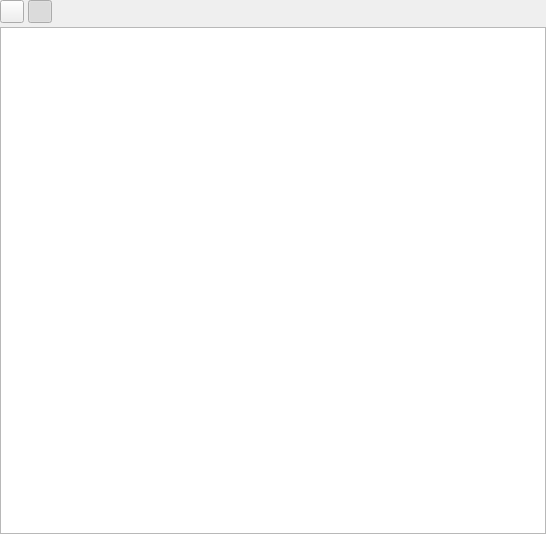
The window that src/x/canbus/dataview.ui (x-tools-author/x-tools) describes before a commit, drawn with Qt 5.
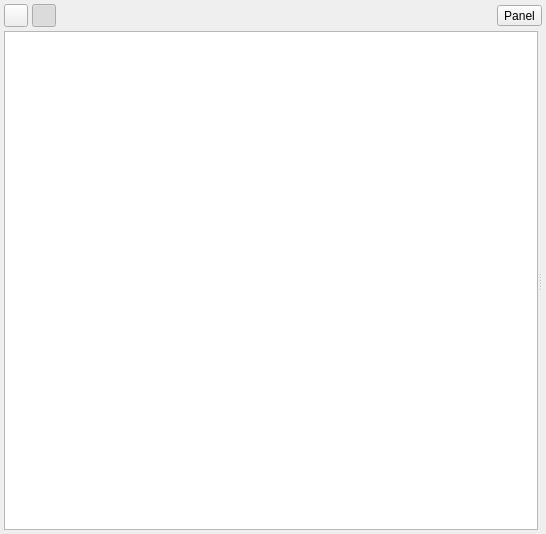
The same window after the commit.

```diff
--- a/src/x/canbus/dataview.ui
+++ b/src/x/canbus/dataview.ui
@@ -18,16 +18,16 @@
     <number>4</number>
    </property>
    <property name="leftMargin">
-    <number>0</number>
+    <number>4</number>
    </property>
    <property name="topMargin">
-    <number>0</number>
+    <number>4</number>
    </property>
    <property name="rightMargin">
-    <number>0</number>
+    <number>4</number>
    </property>
    <property name="bottomMargin">
-    <number>0</number>
+    <number>4</number>
    </property>
    <item>
     <layout class="QHBoxLayout" name="horizontalLayout">
@@ -70,10 +70,32 @@
        </property>
       </spacer>
      </item>
+     <item>
+      <widget class="QToolButton" name="toolButtonPanel">
+       <property name="text">
+        <string>Panel</string>
+       </property>
+       <property name="toolButtonStyle">
+        <enum>Qt::ToolButtonStyle::ToolButtonTextBesideIcon</enum>
+       </property>
+      </widget>
+     </item>
     </layout>
    </item>
    <item>
-    <widget class="QTableView" name="tableView"/>
+    <widget class="QSplitter" name="splitter">
+     <property name="sizePolicy">
+      <sizepolicy hsizetype="Expanding" vsizetype="Expanding">
+       <horstretch>0</horstretch>
+       <verstretch>0</verstretch>
+      </sizepolicy>
+     </property>
+     <property name="orientation">
+      <enum>Qt::Orientation::Horizontal</enum>
+     </property>
+     <widget class="QTableView" name="tableView"/>
+     <widget class="QStackedWidget" name="stackedWidget"/>
+    </widget>
    </item>
   </layout>
  </widget>
```
Left out of the diff: 3 changed lines with no effect on the pictures.
